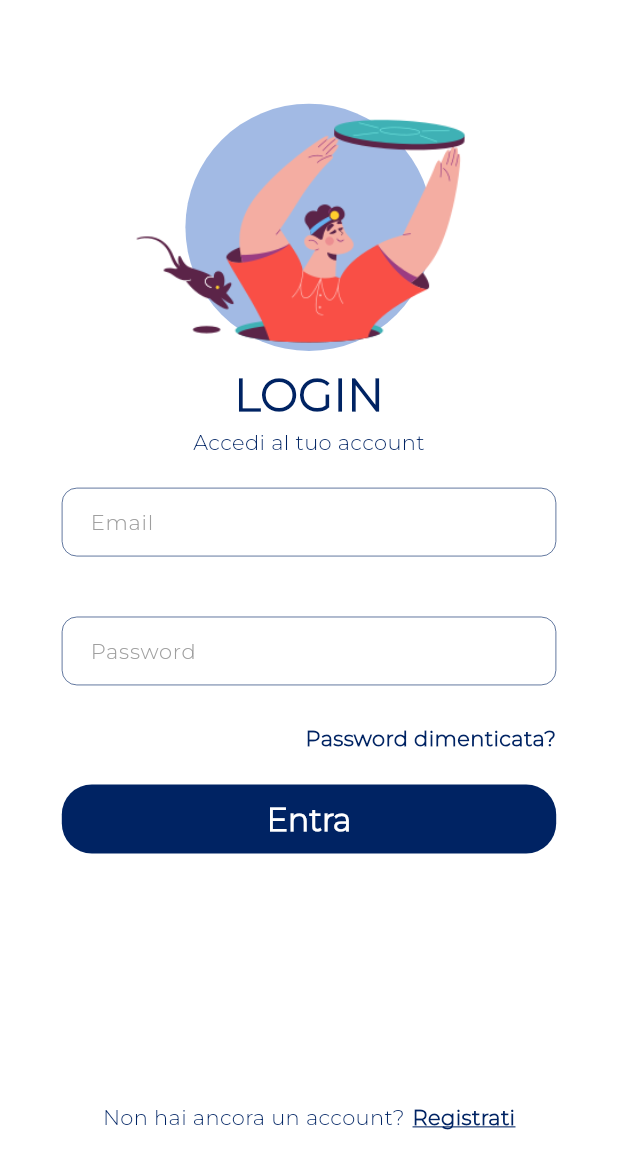
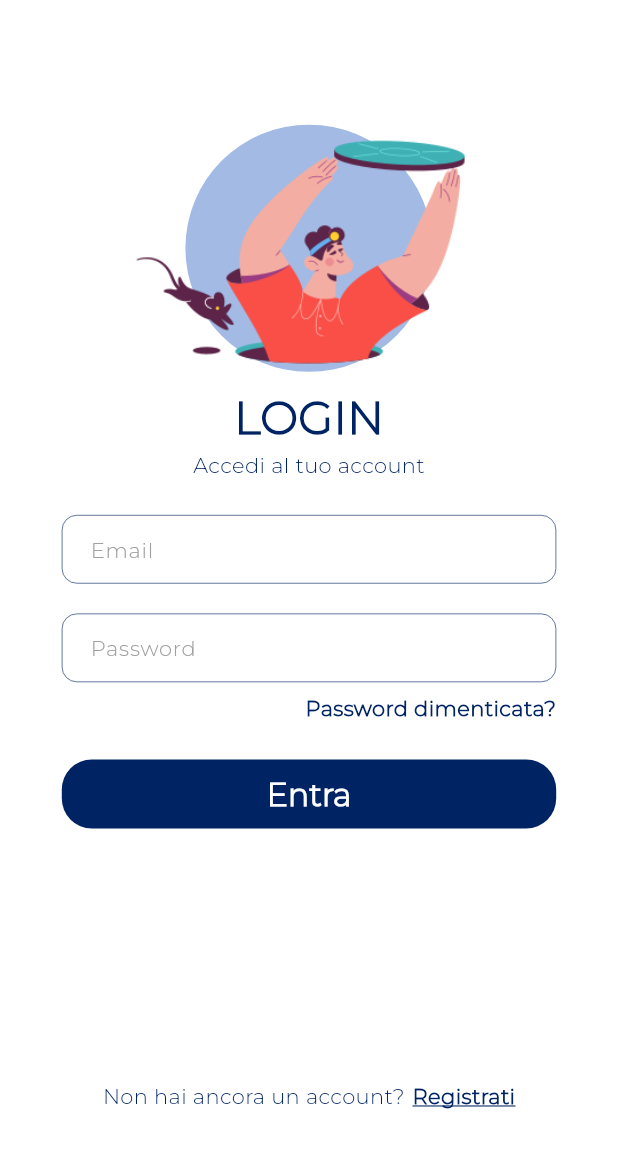
Before and after one commit to Geremia98/MGSApp, a Flutter app: the screen it shows after launch, on a phone screen of 412 x 824 dp. Shown: the top 1169 px of the screen. Run offline on Flutter 3.47's test engine with Material 3 defaults, Android fonts, the phone set to English and light mode, and no system bars; our stand-ins replace cloud_firestore, cloud_functions, dotted_border, firebase_auth, firebase_core, firebase_storage and 4 more; missing offline and left inert: dart:ffi, flutter_stripe; accounts and stored records are empty; project files that could hold a hidden picture were left out.

Commit message:
Revert "Fix display error behavior"
This reverts commit 364b779199bdc0f2b20845f2ece9a119575839c0.

```diff
--- a/lib/widgets/text_field.dart
+++ b/lib/widgets/text_field.dart
@@ -58,7 +58,7 @@ Widget buildTextField(
         height: labelText.isNotEmpty ? 10 : 0,
       ),
       SizedBox(
-        height: maxLines == 1 ? appConfig.getHeight() * 8 : appConfig.getHeight() * 15,
+        //height: maxLines == 1 ? showError ? appConfig.getHeight() * 8 : appConfig.getHeight() * 5 : appConfig.getHeight() * 15,
         child: TextFormField(
           keyboardType: textInputType,
           validator: validator,
```
